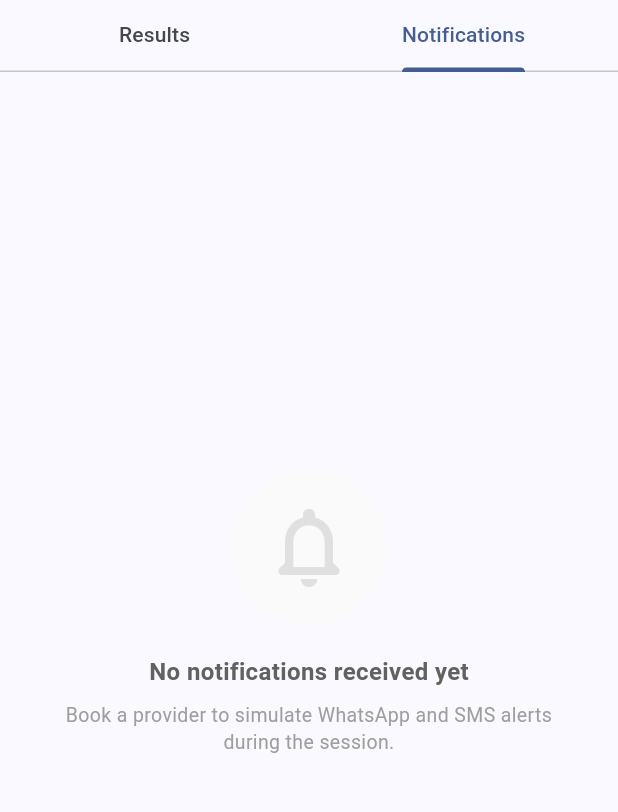
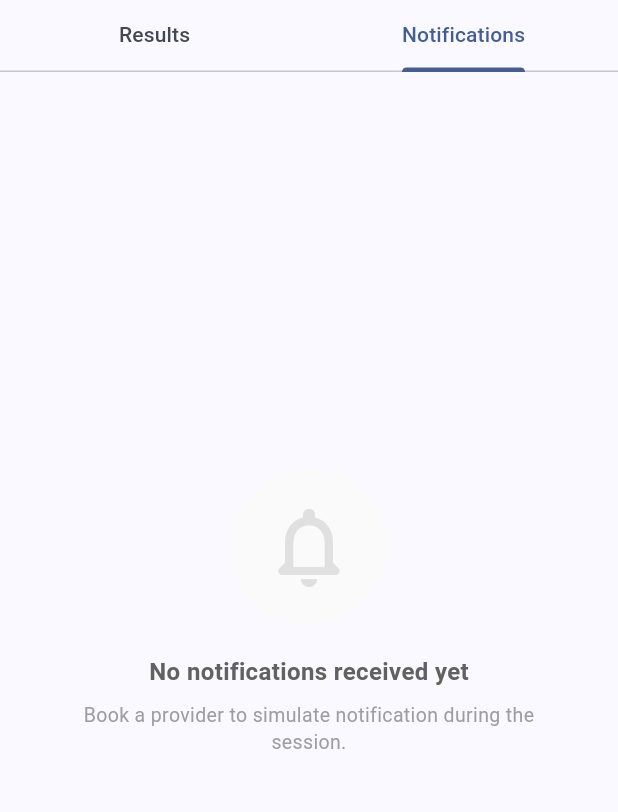
Before and after one commit to ibtesamatiq10/WorkBridge, a Flutter app: the screen it shows once a user with an empty profile is signed in, tab 2 chosen, on a phone screen of 412 x 824 dp, the part 84-896 px from its top. Run offline on Flutter 3.47's test engine with Material 3 defaults, Android fonts, the phone set to English and light mode, and no system bars; our stand-ins replace firebase_auth, firebase_core, flutter_dotenv, flutter_local_notifications, flutter_riverpod, google_generative_ai and 2 more; missing offline and left inert: google_maps_flutter_android, google_maps_flutter_ios, google_maps_flutter_platform_interface; accounts and stored records are empty.

Commit message:
App accomplished

```diff
--- a/lib/presentation/widgets/notifications_list.dart
+++ b/lib/presentation/widgets/notifications_list.dart
@@ -39,7 +39,7 @@ class NotificationsList extends ConsumerWidget {
               ),
               const SizedBox(height: 8),
               Text(
-                'Book a provider to simulate WhatsApp and SMS alerts during the session.',
+                'Book a provider to simulate notification during the session.',
                 textAlign: TextAlign.center,
                 style: TextStyle(
                   fontSize: 13,
```
Also changed, not shown: 1 other file.
